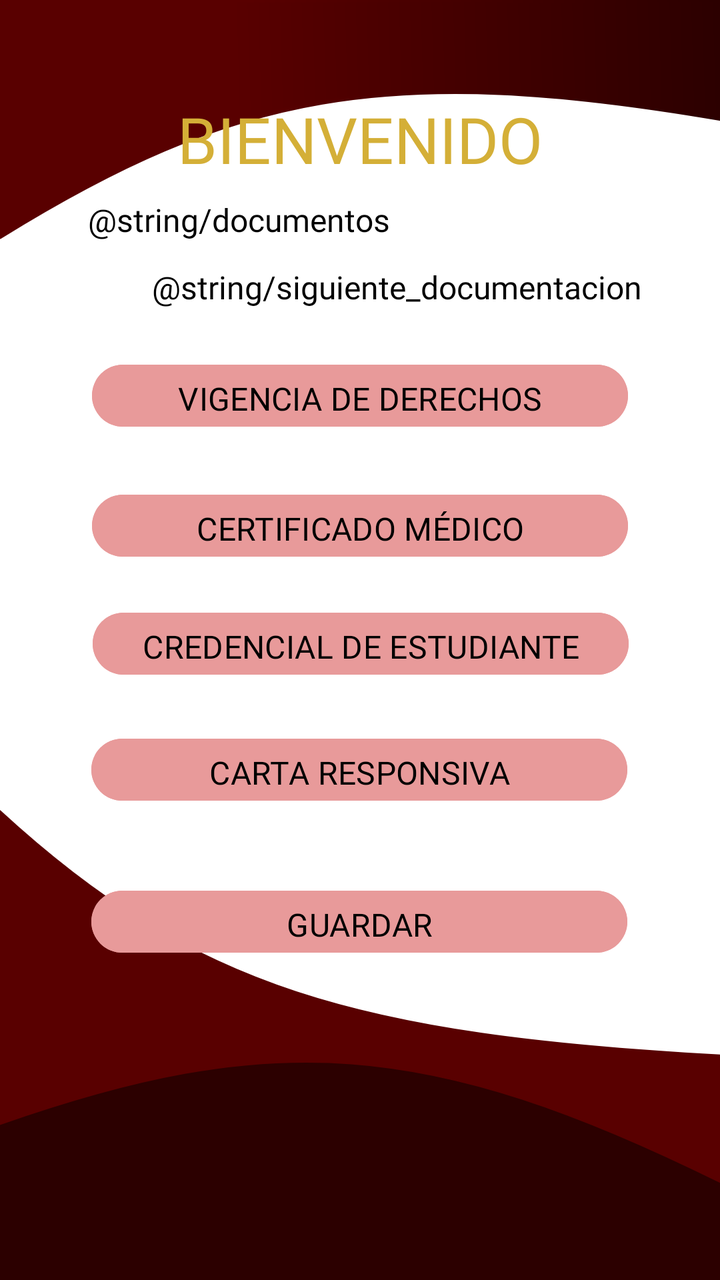
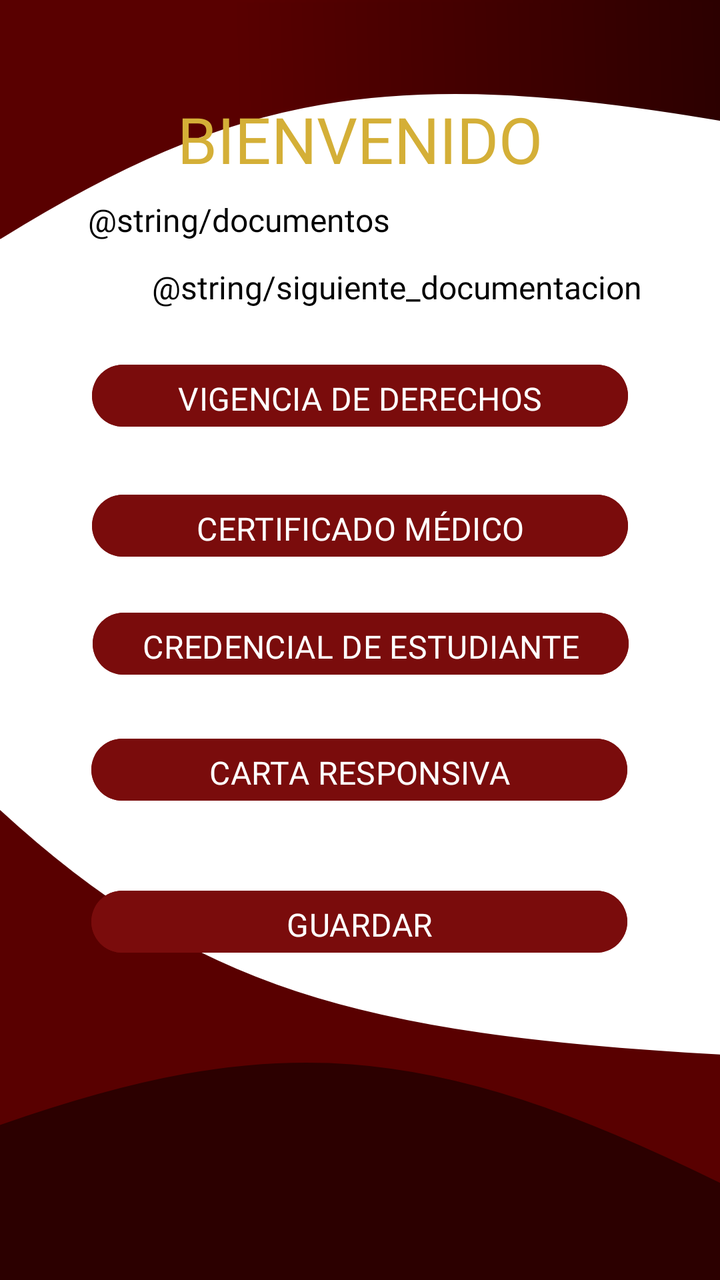

An Android layout rendered at two revisions. The XML below is the earlier revision; the diff shows what the commit changed to produce the second picture.
<!-- AndroidManifest.xml: application theme Theme.AppUpt -->
<!-- res/layout/activity_main_primera_pantalla_reserva.xml -->
<?xml version="1.0" encoding="utf-8"?>
<androidx.constraintlayout.widget.ConstraintLayout
    xmlns:android="http://schemas.android.com/apk/res/android"
    xmlns:app="http://schemas.android.com/apk/res-auto"
    xmlns:tools="http://schemas.android.com/tools"
    android:layout_width="match_parent"
    android:layout_height="match_parent"
    android:background="@drawable/background_main">

    <TextView
        android:id="@+id/textView"
        android:layout_width="wrap_content"
        android:layout_height="wrap_content"
        android:layout_marginTop="48dp"
        android:fontFamily="@font/goldman"
        android:text="BIENVENIDO"
        android:textColor="#D4AF37"
        android:textSize="32sp"
        app:layout_constraintTop_toTopOf="parent"
        app:layout_constraintStart_toStartOf="parent"
        app:layout_constraintEnd_toEndOf="parent"/>

    <TextView
        android:id="@+id/textView2"
        android:layout_width="wrap_content"
        android:layout_height="wrap_content"
        android:layout_marginStart="44dp"
        android:layout_marginTop="8dp"
        android:fontFamily="@font/inter_regular"
        android:text="@string/documentos"
        android:textColor="#000"
        android:textSize="16sp"
        app:layout_constraintStart_toStartOf="parent"
        app:layout_constraintTop_toBottomOf="@id/textView" />

    <TextView
        android:id="@+id/textView3"
        android:layout_width="wrap_content"
        android:layout_height="wrap_content"
        android:layout_marginStart="76dp"
        android:layout_marginTop="12dp"
        android:fontFamily="@font/inter_regular"
        android:text="@string/siguiente_documentacion"
        android:textColor="#000"
        android:textSize="16sp"
        app:layout_constraintStart_toStartOf="parent"
        app:layout_constraintTop_toBottomOf="@id/textView2" />

    <Button
        android:id="@+id/vigencia"
        android:layout_width="268dp"
        android:layout_height="39dp"
        android:layout_marginTop="24dp"
        android:backgroundTint="#E89A9A"
        android:fontFamily="@font/inter_regular"
        android:text="VIGENCIA DE DERECHOS"
        android:textColor="#000"
        android:textSize="16sp"
        app:layout_constraintEnd_toEndOf="parent"
        app:layout_constraintStart_toStartOf="parent"
        app:layout_constraintTop_toBottomOf="@+id/textView3" />

    <Button
        android:id="@+id/certificado"
        android:layout_width="268dp"
        android:layout_height="39dp"
        android:layout_marginTop="26dp"
        android:backgroundTint="#E89A9A"
        android:fontFamily="@font/inter_regular"
        android:text="CERTIFICADO MÉDICO"
        android:textColor="#000"
        android:textSize="16sp"
        app:layout_constraintEnd_toEndOf="parent"
        app:layout_constraintStart_toStartOf="parent"
        app:layout_constraintTop_toBottomOf="@+id/vigencia" />

    <Button
        android:id="@+id/credencial"
        android:layout_width="268dp"
        android:layout_height="39dp"
        android:layout_marginTop="20dp"
        android:backgroundTint="#E89A9A"
        android:fontFamily="@font/inter_regular"
        android:text="CREDENCIAL DE ESTUDIANTE"
        android:textColor="#000"
        android:textSize="16sp"
        app:layout_constraintEnd_toEndOf="parent"
        app:layout_constraintHorizontal_bias="0.503"
        app:layout_constraintStart_toStartOf="parent"
        app:layout_constraintTop_toBottomOf="@+id/certificado" />

    <Button
        android:id="@+id/carta"
        android:layout_width="268dp"
        android:layout_height="39dp"
        android:layout_marginTop="24dp"
        android:backgroundTint="#E89A9A"
        android:fontFamily="@font/inter_regular"
        android:text="CARTA RESPONSIVA"
        android:textColor="#000"
        android:textSize="16sp"
        app:layout_constraintEnd_toEndOf="parent"
        app:layout_constraintHorizontal_bias="0.496"
        app:layout_constraintStart_toStartOf="parent"
        app:layout_constraintTop_toBottomOf="@+id/credencial" />

    <Button
        android:id="@+id/guardar"
        android:layout_width="268dp"
        android:layout_height="39dp"
        android:layout_marginTop="24dp"
        android:backgroundTint="#E89A9A"
        android:fontFamily="@font/inter_regular"
        android:text="GUARDAR"
        android:textColor="#000"
        android:textSize="16sp"
        app:layout_constraintBottom_toBottomOf="parent"
        app:layout_constraintEnd_toEndOf="parent"
        app:layout_constraintHorizontal_bias="0.496"
        app:layout_constraintStart_toStartOf="parent"
        app:layout_constraintTop_toBottomOf="@+id/carta"
        app:layout_constraintVertical_bias="0.076" />

</androidx.constraintlayout.widget.ConstraintLayout>
<!-- resources referenced by this layout -->
<resources>
  <!-- drawable background_main (drawable) -->
  <vector xmlns:android="http://schemas.android.com/apk/res/android"
      xmlns:aapt="http://schemas.android.com/aapt"
      android:width="412dp"
      android:height="917dp"
      android:viewportWidth="412"
      android:viewportHeight="917">
    <group>
      <clip-path
          android:pathData="M0,0h412v917h-412z"/>
      <path
          android:pathData="M0,0h412v917h-412z"
          android:fillColor="#ffffff"/>
      <path
          android:strokeWidth="1"
          android:pathData="M412,756C204.86,741.54 110.39,708.18 0,581V807C167.37,736.43 257.27,749.82 412,849V756Z"
          android:fillColor="#590000"
          android:strokeColor="#590000"/>
      <path
          android:strokeWidth="1"
          android:pathData="M412,848V916.5H0V806.5C154.34,738.71 244.27,744.3 412,848Z"
          android:fillColor="#2C0000"
          android:strokeColor="#2C0000"/>
      <path
          android:pathData="M412,85C221.42,44.25 132.78,66.65 0,169.5V-0H412V85Z"
          android:strokeWidth="3">
        <aapt:attr name="android:fillColor">
          <gradient
              android:startX="2.5"
              android:startY="57"
              android:endX="412"
              android:endY="47.5"
              android:type="linear">
            <item android:offset="0.32" android:color="#FF590000"/>
            <item android:offset="1" android:color="#FF2C0000"/>
          </gradient>
        </aapt:attr>
        <aapt:attr name="android:strokeColor">
          <gradient
              android:startX="-0"
              android:startY="58"
              android:endX="409.5"
              android:endY="51"
              android:type="linear">
            <item android:offset="0.35" android:color="#FF590000"/>
            <item android:offset="1" android:color="#FF2C0000"/>
          </gradient>
        </aapt:attr>
      </path>
    </group>
  </vector>
  <style name="Theme.AppUpt" parent="Base.Theme.AppUpt" />
  <style name="Base.Theme.AppUpt" parent="Theme.Material3.DayNight.NoActionBar">
          <item name="colorPrimary">#7A0C0C</item>
          <item name="colorOnPrimary">#FFFFFF</item>
      </style>
</resources>

<!-- the commit's change to res/layout/activity_main_primera_pantalla_reserva.xml (unified diff, before → after) -->
@@ -51,10 +51,10 @@
         android:layout_width="268dp"
         android:layout_height="39dp"
         android:layout_marginTop="24dp"
-        android:backgroundTint="#E89A9A"
+        android:backgroundTint="#7A0C0C"
         android:fontFamily="@font/inter_regular"
         android:text="VIGENCIA DE DERECHOS"
-        android:textColor="#000"
+        android:textColor="#ffff"
         android:textSize="16sp"
         app:layout_constraintEnd_toEndOf="parent"
         app:layout_constraintStart_toStartOf="parent"
@@ -65,10 +65,10 @@
         android:layout_width="268dp"
         android:layout_height="39dp"
         android:layout_marginTop="26dp"
-        android:backgroundTint="#E89A9A"
+        android:backgroundTint="#7A0C0C"
         android:fontFamily="@font/inter_regular"
         android:text="CERTIFICADO MÉDICO"
-        android:textColor="#000"
+        android:textColor="#ffff"
         android:textSize="16sp"
         app:layout_constraintEnd_toEndOf="parent"
         app:layout_constraintStart_toStartOf="parent"
@@ -79,10 +79,10 @@
         android:layout_width="268dp"
         android:layout_height="39dp"
         android:layout_marginTop="20dp"
-        android:backgroundTint="#E89A9A"
+        android:backgroundTint="#7A0C0C"
         android:fontFamily="@font/inter_regular"
         android:text="CREDENCIAL DE ESTUDIANTE"
-        android:textColor="#000"
+        android:textColor="#ffff"
         android:textSize="16sp"
         app:layout_constraintEnd_toEndOf="parent"
         app:layout_constraintHorizontal_bias="0.503"
@@ -94,10 +94,10 @@
         android:layout_width="268dp"
         android:layout_height="39dp"
         android:layout_marginTop="24dp"
-        android:backgroundTint="#E89A9A"
+        android:backgroundTint="#7A0C0C"
         android:fontFamily="@font/inter_regular"
         android:text="CARTA RESPONSIVA"
-        android:textColor="#000"
+        android:textColor="#ffff"
         android:textSize="16sp"
         app:layout_constraintEnd_toEndOf="parent"
         app:layout_constraintHorizontal_bias="0.496"
@@ -109,10 +109,10 @@
         android:layout_width="268dp"
         android:layout_height="39dp"
         android:layout_marginTop="24dp"
-        android:backgroundTint="#E89A9A"
+        android:backgroundTint="#7A0C0C"
         android:fontFamily="@font/inter_regular"
         android:text="GUARDAR"
-        android:textColor="#000"
+        android:textColor="#ffff"
         android:textSize="16sp"
         app:layout_constraintBottom_toBottomOf="parent"
         app:layout_constraintEnd_toEndOf="parent"
